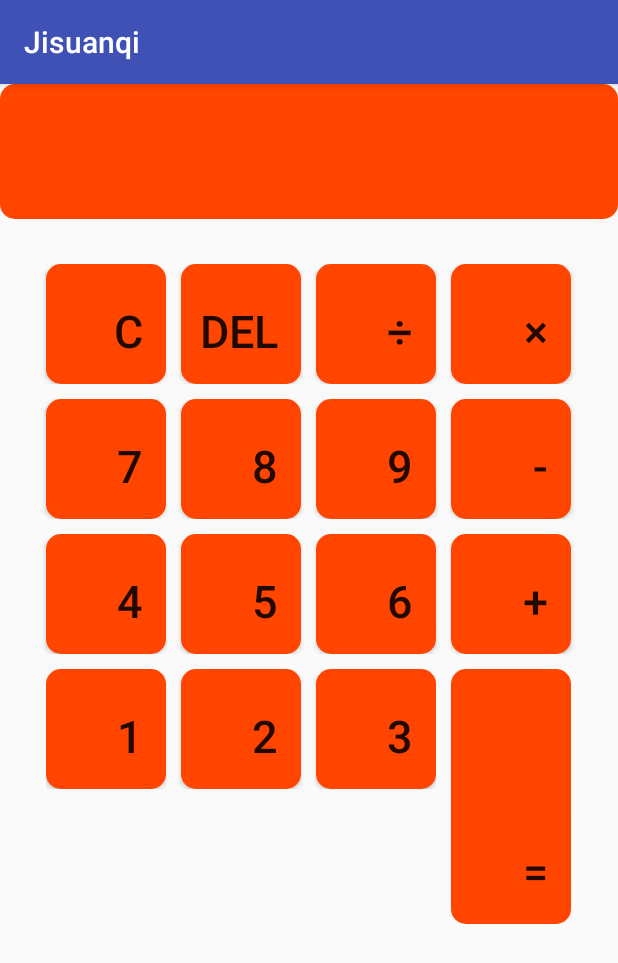
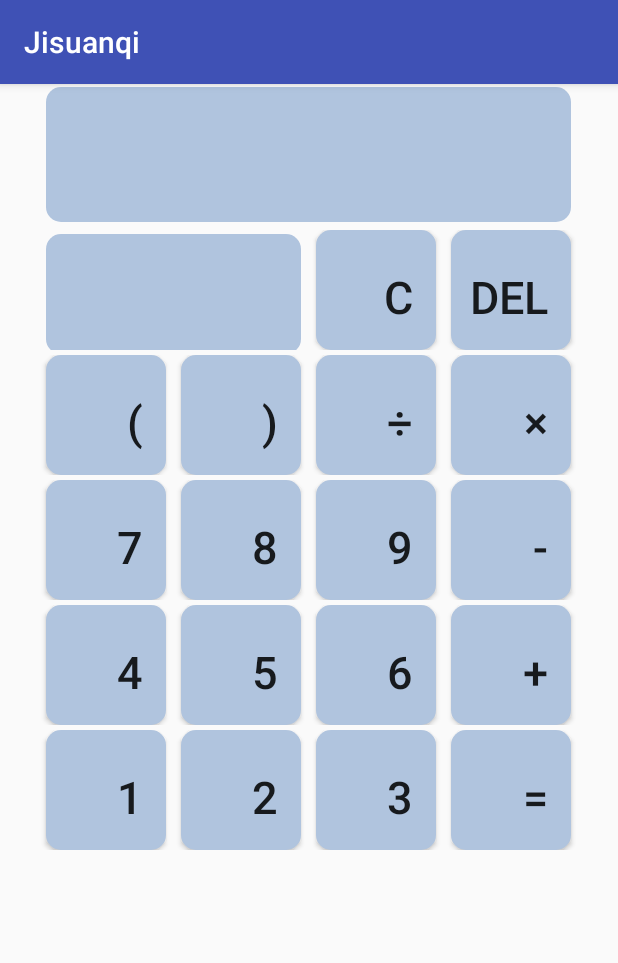
Before and after one commit to JSueYi/Jisuanqi, an Android app: the screen it shows after launch (MainActivity), on a phone screen of 412 x 824 dp. Shown: the top 963 px of the screen. Run offline under Robolectric (Android 15) with nearby library versions, the phone set to English and light mode, and no system bars.

Commit message:
Jsuanqi1.1

```diff
--- a/app/src/main/res/drawable/orange_selector.xml
+++ b/app/src/main/res/drawable/orange_selector.xml
@@ -1,6 +1,6 @@
 <?xml version="1.0" encoding="utf-8"?>
 <shape xmlns:android="http://schemas.android.com/apk/res/android">
-    <solid android:color="@color/orangered"/>
+    <solid android:color="@color/lightsteelblue"/>
     <corners android:topLeftRadius="10dip"
         android:topRightRadius="10dip"
         android:bottomRightRadius="10dip"
--- a/app/src/main/res/drawable/white_selector.xml
+++ b/app/src/main/res/drawable/white_selector.xml
@@ -1,6 +1,6 @@
 <?xml version="1.0" encoding="utf-8"?>
 <shape xmlns:android="http://schemas.android.com/apk/res/android">
-    <solid android:color="@color/orangered"/>
+    <solid android:color="@color/lightsteelblue"/>
     <corners android:topLeftRadius="10dip"
         android:topRightRadius="10dip"
         android:bottomRightRadius="10dip"
--- a/app/src/main/res/layout/activity_main.xml
+++ b/app/src/main/res/layout/activity_main.xml
@@ -1,7 +1,6 @@
 <?xml version="1.0" encoding="utf-8"?>
 <LinearLayout
     xmlns:android="http://schemas.android.com/apk/res/android"
-    xmlns:app="http://schemas.android.com/apk/res-auto"
     xmlns:tools="http://schemas.android.com/tools"
     android:layout_width="match_parent"
     android:layout_height="match_parent"
@@ -11,28 +10,40 @@
 
     <EditText
         android:id="@+id/et_input"
-        android:layout_width="fill_parent"
+        android:layout_width="350dp"
         android:layout_height="90dp"
+        android:layout_marginTop="2dp"
         android:background="@drawable/white_selector"
-        android:editable="false"
         android:gravity="right|bottom"
         android:paddingBottom="20dp"
         android:paddingRight="20dp"
-        android:textSize="50sp" />
-
+        android:textSize="50sp"
+        android:layout_gravity="center"
+        />
     <LinearLayout
         android:layout_width="fill_parent"
         android:layout_height="wrap_content"
-        android:layout_marginTop="30dp"
+        android:layout_marginTop="5dp"
         android:orientation="horizontal"
         android:gravity="center_horizontal"
         >
+        <EditText
+            android:id="@+id/et_output"
+            android:layout_width="170dp"
+            android:layout_height="80dp"
+            android:background="@drawable/white_selector"
+            android:gravity="right|bottom"
+            android:paddingBottom="15dp"
+            android:paddingRight="15dp"
+            android:textSize="50sp" />
+
         <Button
             android:id="@+id/bt_clr"
             android:layout_width="80dp"
             android:layout_height="80dp"
             android:text="C"
             android:gravity="right|bottom"
+            android:layout_marginLeft="10dp"
             android:textSize="30sp"
             android:background="@drawable/white_selector"
             android:paddingRight="15sp"
@@ -50,6 +61,42 @@
             android:paddingRight="15sp"
             android:paddingBottom="15sp"
             />
+
+    </LinearLayout>
+
+    <LinearLayout
+        android:layout_width="fill_parent"
+        android:layout_height="wrap_content"
+        android:layout_marginTop="3dp"
+        android:orientation="horizontal"
+        android:gravity="center_horizontal"
+        >
+
+        <Button
+            android:id="@+id/bt_l"
+            android:layout_width="80dp"
+            android:layout_height="80dp"
+            android:text="("
+            android:gravity="right|bottom"
+            android:textSize="30sp"
+
+            android:background="@drawable/white_selector"
+            android:paddingRight="15sp"
+            android:paddingBottom="15sp"
+            />
+        <Button
+            android:id="@+id/bt_r"
+            android:layout_width="80dp"
+            android:layout_height="80dp"
+            android:text=")"
+            android:gravity="right|bottom"
+            android:textSize="30sp"
+            android:layout_marginLeft="10dp"
+            android:background="@drawable/white_selector"
+            android:paddingRight="15sp"
+            android:paddingBottom="15sp"
+            />
+
         <Button
             android:id="@+id/bt_div"
             android:layout_width="80dp"
@@ -79,7 +126,7 @@
     <LinearLayout
         android:layout_width="fill_parent"
         android:layout_height="wrap_content"
-        android:layout_marginTop="10dp"
+        android:layout_marginTop="3dp"
         android:orientation="horizontal"
         android:gravity="center_horizontal"
         >
@@ -135,7 +182,7 @@
     <LinearLayout
         android:layout_width="fill_parent"
         android:layout_height="wrap_content"
-        android:layout_marginTop="10dp"
+        android:layout_marginTop="3dp"
         android:orientation="horizontal"
         android:gravity="center_horizontal"
         >
@@ -192,18 +239,9 @@
         android:layout_width="fill_parent"
         android:layout_height="wrap_content"
         android:orientation="horizontal"
-        android:layout_marginTop="10dp"
+        android:layout_marginTop="3dp"
         android:gravity="center_horizontal">
-        <LinearLayout
-            android:layout_width="wrap_content"
-            android:layout_height="wrap_content"
-            android:orientation="vertical"
-            >
-            <LinearLayout
-                android:layout_width="wrap_content"
-                android:layout_height="wrap_content"
-                android:orientation="horizontal"
-                >
+
         <Button
             android:layout_width="80dp"
             android:layout_height="80dp"
@@ -239,19 +277,16 @@
             android:paddingRight="15sp"
             android:paddingBottom="15sp"
             />
-            </LinearLayout>
-
-        </LinearLayout>
 
         <Button
-            android:id="@+id/bt_eq"
             android:layout_width="80dp"
-            android:layout_height="170dp"
-            android:layout_marginLeft="10dp"
+            android:layout_height="80dp"
+            android:id="@+id/bt_equal"
             android:text="="
             android:textSize="30sp"
+            android:gravity="right|bottom"
+            android:layout_marginLeft="10dp"
             android:background="@drawable/white_selector"
-            android:gravity="right|bottom"
             android:paddingRight="15sp"
             android:paddingBottom="15sp"
             />
```
Lines whose indentation alone changed are shown as unchanged.
